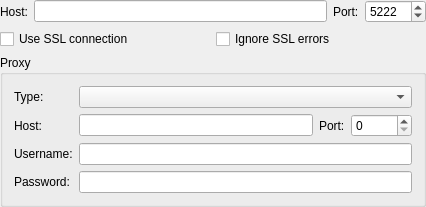
This is src/plugins/defaultconnection/connectionoptionswidget.ui in vacuum-im/vacuum-im as Qt 5 draws it before an edit. The edited form follows.
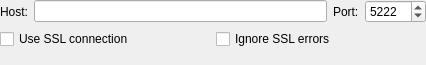
This is the edited form.

The edit to the form file:
```diff
--- a/src/plugins/defaultconnection/connectionoptionswidget.ui
+++ b/src/plugins/defaultconnection/connectionoptionswidget.ui
@@ -1,12 +1,12 @@
 <ui version="4.0" >
  <class>ConnectionOptionsWidgetClass</class>
- <widget class="QWidget" name="ConnectionOptionsWidgetClass" >
-  <property name="geometry" >
+ <widget class="QWidget" name="ConnectionOptionsWidgetClass">
+  <property name="geometry">
    <rect>
     <x>0</x>
     <y>0</y>
     <width>426</width>
-    <height>191</height>
+    <height>65</height>
    </rect>
   </property>
   <layout class="QVBoxLayout" >
@@ -81,107 +81,11 @@
     </layout>
    </item>
    <item>
-    <widget class="QGroupBox" name="grbProxy" >
-     <property name="title" >
-      <string>Proxy</string>
-     </property>
-     <layout class="QVBoxLayout" >
-      <item>
-       <layout class="QGridLayout" >
-        <item row="0" column="0" >
-         <widget class="QLabel" name="label_7" >
-          <property name="text" >
-           <string>Type:</string>
-          </property>
-          <property name="buddy" >
-           <cstring>cmbProxyType</cstring>
-          </property>
-         </widget>
-        </item>
-        <item row="0" column="1" colspan="3" >
-         <widget class="QComboBox" name="cmbProxyType" >
-          <property name="sizePolicy" >
-           <sizepolicy vsizetype="Fixed" hsizetype="Expanding" >
-            <horstretch>0</horstretch>
-            <verstretch>0</verstretch>
-           </sizepolicy>
-          </property>
-         </widget>
-        </item>
-        <item row="1" column="0" >
-         <widget class="QLabel" name="label_8" >
-          <property name="text" >
-           <string>Host:</string>
-          </property>
-          <property name="buddy" >
-           <cstring>lneProxyHost</cstring>
-          </property>
-         </widget>
-        </item>
-        <item row="1" column="1" >
-         <widget class="QLineEdit" name="lneProxyHost" />
-        </item>
-        <item row="1" column="2" >
-         <widget class="QLabel" name="label_13" >
-          <property name="text" >
-           <string>Port:</string>
-          </property>
-          <property name="buddy" >
-           <cstring>spbProxyPort</cstring>
-          </property>
-         </widget>
-        </item>
-        <item row="1" column="3" >
-         <widget class="QSpinBox" name="spbProxyPort" >
-          <property name="minimumSize" >
-           <size>
-            <width>60</width>
-            <height>0</height>
-           </size>
-          </property>
-          <property name="maximum" >
-           <number>65535</number>
-          </property>
-         </widget>
-        </item>
-        <item row="2" column="0" >
-         <widget class="QLabel" name="label_9" >
-          <property name="text" >
-           <string>Username:</string>
-          </property>
-          <property name="buddy" >
-           <cstring>lneProxyUser</cstring>
-          </property>
-         </widget>
-        </item>
-        <item row="2" column="1" colspan="3" >
-         <widget class="QLineEdit" name="lneProxyUser" />
-        </item>
-        <item row="3" column="0" >
-         <widget class="QLabel" name="label_10" >
-          <property name="text" >
-           <string>Password:</string>
-          </property>
-          <property name="buddy" >
-           <cstring>lneProxyPassword</cstring>
-          </property>
-         </widget>
-        </item>
-        <item row="3" column="1" colspan="3" >
-         <widget class="QLineEdit" name="lneProxyPassword" >
-          <property name="echoMode" >
-           <enum>QLineEdit::PasswordEchoOnEdit</enum>
-          </property>
-         </widget>
-        </item>
-       </layout>
-      </item>
-     </layout>
-    </widget>
+    <widget class="QWidget" name="wdtProxy" native="true"/>
    </item>
   </layout>
  </widget>
- <layoutdefault spacing="6" margin="11" />
+ <layoutdefault spacing="6" margin="11"/>
  <resources/>
  <connections/>
 </ui>
```
Left out of the diff: 45 changed lines with no effect on the pictures.
